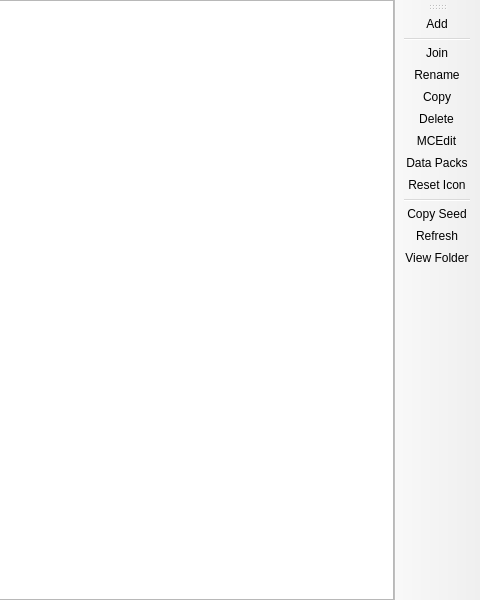
The window that launcher/ui/MultiWorldListPage.ui (PrismLauncher/PrismLauncher) describes before a commit, drawn with Qt 5; both pictures show x 320 to 800 and y 0 to 600 of the 800 by 600 pixel window.
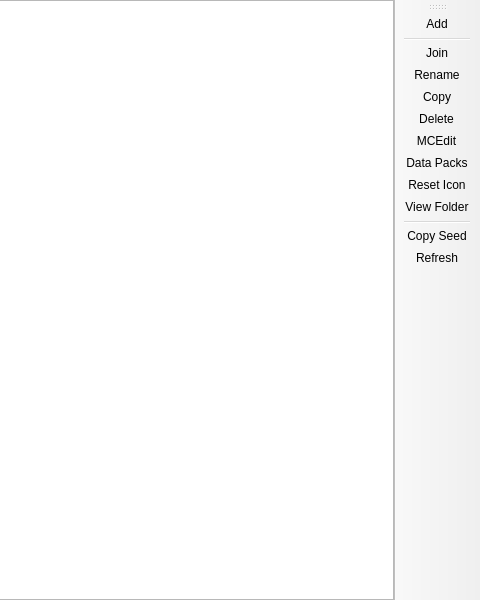
The same window after the commit. Custom widgets are drawn as their Qt base class.

Patch:
```diff
--- a/launcher/ui/MultiWorldListPage.ui
+++ b/launcher/ui/MultiWorldListPage.ui
@@ -91,10 +91,10 @@
    <addaction name="actionMCEdit"/>
    <addaction name="actionData_Packs"/>
    <addaction name="actionReset_Icon"/>
+   <addaction name="actionView_Folder"/>
    <addaction name="separator"/>
    <addaction name="actionCopy_Seed"/>
    <addaction name="actionRefresh"/>
-   <addaction name="actionView_Folder"/>
   </widget>
   <action name="actionAdd">
    <property name="text">
```
